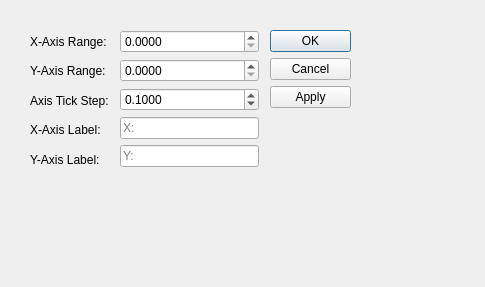
caolandix/DarkSynthesis, file cartesiangraphsettingsdlg.ui: the form before one commit.
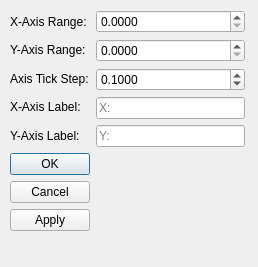
The form after the commit.

Commit message: Placed a form layout around the controls and resized the dlg

The edit to the form file:
```diff
--- a/cartesiangraphsettingsdlg.ui
+++ b/cartesiangraphsettingsdlg.ui
@@ -9,41 +9,24 @@
    <rect>
     <x>0</x>
     <y>0</y>
-    <width>485</width>
-    <height>287</height>
+    <width>258</width>
+    <height>267</height>
    </rect>
   </property>
   <property name="windowTitle">
    <string>Dialog</string>
   </property>
-  <widget class="QDialogButtonBox" name="buttonBox">
-   <property name="enabled">
-    <bool>true</bool>
-   </property>
+  <widget class="QWidget" name="formLayoutWidget">
    <property name="geometry">
     <rect>
-     <x>270</x>
-     <y>30</y>
-     <width>81</width>
-     <height>141</height>
+     <x>10</x>
+     <y>10</y>
+     <width>235</width>
+     <height>247</height>
     </rect>
    </property>
-   <property name="orientation">
-    <enum>Qt::Vertical</enum>
-   </property>
-   <property name="standardButtons">
-    <set>QDialogButtonBox::Apply|QDialogButtonBox::Cancel|QDialogButtonBox::Ok</set>
-   </property>
-  </widget>
-  <widget class="QWidget" name="layoutWidget">
-   <property name="geometry">
-    <rect>
-     <x>30</x>
-     <y>30</y>
-     <width>87</width>
-     <height>141</height>
-    </rect>
-   </property>
+   <layout class="QFormLayout" name="formLayout">
+    <item row="0" column="0">
    <layout class="QVBoxLayout" name="verticalLayout">
     <item>
      <widget class="QLabel" name="label">
@@ -81,16 +64,8 @@
      </widget>
     </item>
    </layout>
-  </widget>
-  <widget class="QWidget" name="layoutWidget">
-   <property name="geometry">
-    <rect>
-     <x>120</x>
-     <y>30</y>
-     <width>139</width>
-     <height>140</height>
-    </rect>
-   </property>
+    </item>
+    <item row="0" column="1">
    <layout class="QVBoxLayout" name="verticalLayout_2">
     <item>
      <widget class="QDoubleSpinBox" name="spnXAxisRange">
@@ -163,6 +138,21 @@
       </property>
       <property name="placeholderText">
        <string>Y: </string>
+        </property>
+       </widget>
+      </item>
+     </layout>
+    </item>
+    <item row="1" column="0">
+     <widget class="QDialogButtonBox" name="buttonBox">
+      <property name="enabled">
+       <bool>true</bool>
+      </property>
+      <property name="orientation">
+       <enum>Qt::Vertical</enum>
+      </property>
+      <property name="standardButtons">
+       <set>QDialogButtonBox::Apply|QDialogButtonBox::Cancel|QDialogButtonBox::Ok</set>
       </property>
      </widget>
     </item>
```
Lines whose indentation alone changed are shown as unchanged.
